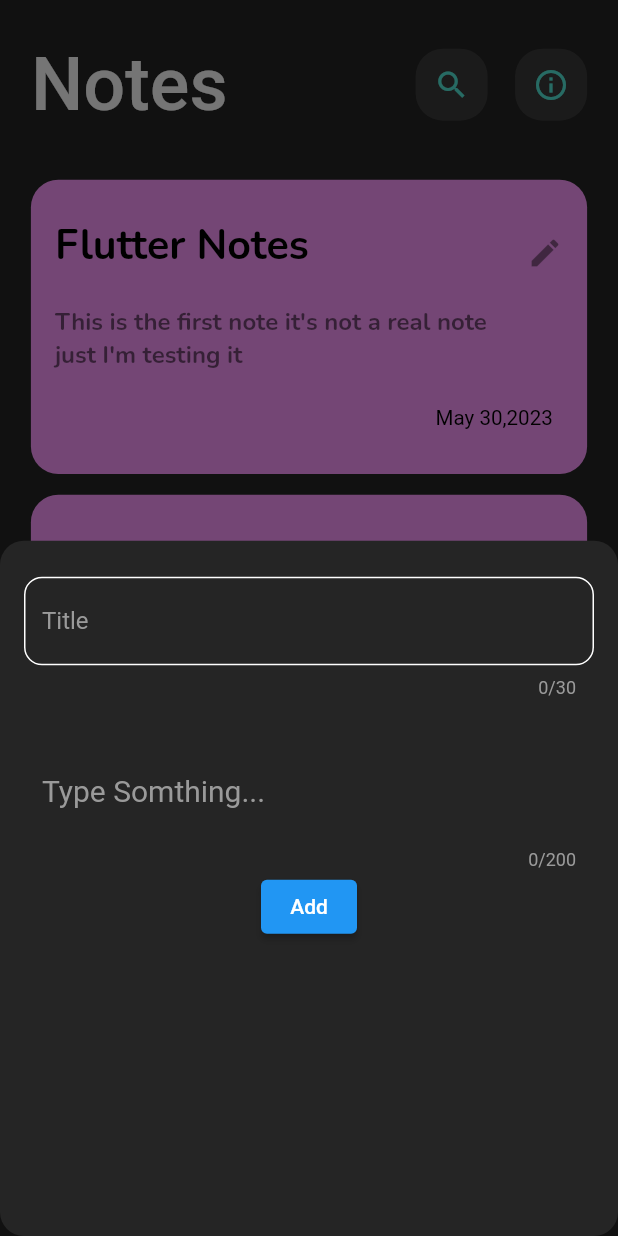
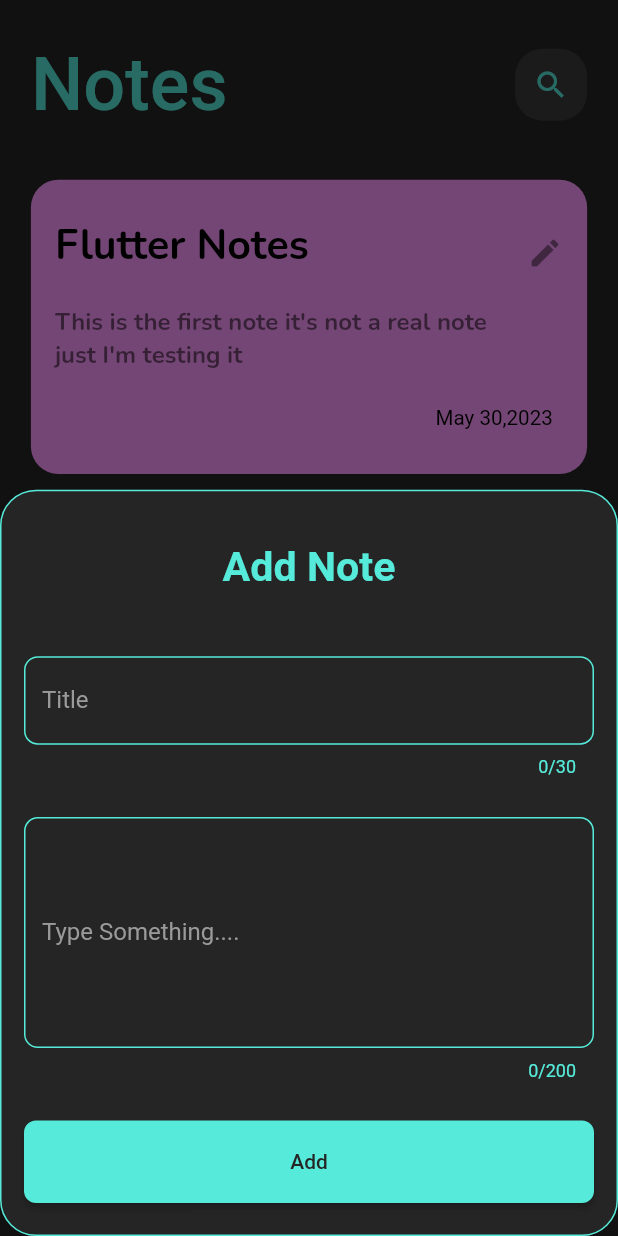
Before and after one commit to Sami-Hegazy/Notes, a Flutter app: the screen it shows after launch, after a tap on the "add" icon, on a phone screen of 412 x 824 dp. Run offline on Flutter 3.47's test engine with Material 2 defaults, Android fonts, the phone set to English and light mode, and no system bars; our stand-ins replace flutter_screenutil.

Commit message:
Make Edit Note Page

```diff
--- a/lib/core/app_text_form_field.dart
+++ b/lib/core/app_text_form_field.dart
@@ -1,65 +1,47 @@
 import 'package:flutter/material.dart';
+import 'package:flutter_screenutil/flutter_screenutil.dart';
+
+import 'constants.dart';
 
 class AppTextFormField extends StatelessWidget {
-  final String? label;
-  final TextInputType? textInputType;
-  final bool? obscureText;
-  final TextStyle? labelStyle;
-  final double? circularBorderFocused;
-  final Color? borderColorEnabled;
-  final Color? borderColorFocused;
-  final InputBorder? enableBorder;
+  final String? labelText;
   final int? maxLength;
-  final double? cursorHeight;
+  final int? maxLines;
+  final Color? labelColor;
   final Color? cursorColor;
-  final String? hintText;
-  final TextStyle? hintSyle;
-
+  final double? circularRadius;
   const AppTextFormField({
-    Key? key,
-    this.label,
-    this.textInputType,
-    this.obscureText,
-    this.labelStyle,
-    this.circularBorderFocused,
-    this.borderColorEnabled,
-    this.borderColorFocused,
-    this.enableBorder,
+    super.key,
+    this.labelText,
     this.maxLength,
-    this.cursorHeight,
+    this.labelColor,
     this.cursorColor,
-    this.hintText,
-    this.hintSyle,
-  }) : super(key: key);
+    this.circularRadius,
+    this.maxLines,
+  });
 
   @override
   Widget build(BuildContext context) {
     return TextFormField(
+      style: const TextStyle(color: kGreyColor),
       maxLength: maxLength,
-      cursorHeight: cursorHeight,
-      cursorColor: cursorColor,
-      keyboardType: textInputType ?? TextInputType.text,
-      obscureText: obscureText ?? false,
+      maxLines: maxLines,
+      cursorColor: cursorColor ?? kSecondaryColor,
       decoration: InputDecoration(
-        prefixIconColor: Colors.white,
-        labelText: label,
-        hintText: hintText,
-        hintStyle: hintSyle,
-        labelStyle: labelStyle ?? const TextStyle(color: Colors.white54),
-        enabledBorder: enableBorder ??
-            OutlineInputBorder(
-              borderRadius: BorderRadius.circular(12),
-              borderSide: BorderSide(
-                color: borderColorEnabled ?? Colors.white,
-              ),
-            ),
-        focusedBorder: enableBorder ??
-            OutlineInputBorder(
-              borderRadius: BorderRadius.circular(12.0),
-              borderSide: BorderSide(
-                color: borderColorFocused ?? Colors.white,
-              ),
-            ),
+        labelText: labelText,
+        labelStyle: TextStyle(color: labelColor ?? kGreyColor),
+        enabledBorder: buildBorder(),
+        focusedBorder: buildBorder(borderColor: kSecondaryColor),
+        counterStyle: const TextStyle(color: kSecondaryColor),
+      ),
+    );
+  }
+
+  OutlineInputBorder buildBorder({Color? borderColor}) {
+    return OutlineInputBorder(
+      borderRadius: BorderRadius.circular(circularRadius ?? 8.w),
+      borderSide: BorderSide(
+        color: borderColor ?? kSecondaryColor,
       ),
     );
   }
--- a/lib/main.dart
+++ b/lib/main.dart
@@ -1,5 +1,6 @@
 import 'package:flutter/material.dart';
-import 'package:note_app/views/add_notes.dart/add_notes.dart';
+import 'package:note_app/views/add_notes/add_notes.dart';
+import 'package:note_app/views/edit_notes/edit_note.dart';
 import 'package:note_app/views/home/home_page.dart';
 import 'package:flutter_screenutil/flutter_screenutil.dart';
 
@@ -40,6 +41,7 @@
     return {
       '/': (context) => const HomePage(),
       'addNote': (context) => const AddNotes(),
+      'editNote': (context) => const EditNote(),
     };
   }
 }
--- a/lib/views/add_notes.dart/add_notes.dart
+++ b/lib/views/add_notes/add_notes.dart
@@ -1,6 +1,6 @@
 import 'package:flutter/material.dart';
-import 'package:note_app/views/add_notes.dart/widgets/add_note_body.dart';
-import 'package:note_app/views/add_notes.dart/widgets/add_note_header.dart';
+import 'package:note_app/views/add_notes/widgets/add_note_body.dart';
+import 'package:note_app/views/add_notes/widgets/add_note_header.dart';
 
 class AddNotes extends StatefulWidget {
   const AddNotes({super.key});
--- /dev/null
+++ b/lib/views/edit_notes/edit_note.dart
@@ -0,0 +1,43 @@
+import 'package:flutter/material.dart';
+import 'package:flutter_screenutil/flutter_screenutil.dart';
+import 'package:note_app/core/app_rounded_icon.dart';
+import 'package:note_app/core/app_text_form_field.dart';
+import 'package:note_app/core/constants.dart';
+import 'package:note_app/core/custom_app_bar.dart';
+
+class EditNote extends StatelessWidget {
+  const EditNote({super.key});
+
+  @override
+  Widget build(BuildContext context) {
+    return SafeArea(
+      child: Scaffold(
+        backgroundColor: kPrimaryColor,
+        body: Padding(
+          padding: const EdgeInsets.symmetric(vertical: 24, horizontal: 18),
+          child: Column(
+            children: [
+              CustomAppBar(
+                padding: EdgeInsets.zero,
+                title: 'Edit Note',
+                titleSize: 32.sp,
+                appRoundedIcon: AppRoundedIcon(icon: Icons.check, onTap: () {}),
+              ),
+              80.verticalSpace,
+              const AppTextFormField(
+                labelText: 'Edit Title',
+                maxLength: 30,
+              ),
+              22.verticalSpace,
+              const AppTextFormField(
+                labelText: 'Edit Note',
+                maxLength: 200,
+                maxLines: 5,
+              )
+            ],
+          ),
+        ),
+      ),
+    );
+  }
+}
--- a/lib/views/home/home_page.dart
+++ b/lib/views/home/home_page.dart
@@ -19,10 +19,11 @@
         floatingActionButton: FloatingActionButton(
           onPressed: () {
             showModalBottomSheet(
+              isScrollControlled: true,
               backgroundColor: kPrimaryColor,
               shape: RoundedRectangleBorder(
-                borderRadius: BorderRadius.circular(16),
-              ),
+                  borderRadius: BorderRadius.circular(24),
+                  side: const BorderSide(color: kSecondaryColor)),
               context: context,
               builder: (context) {
                 return const AddNoteButtomSheetBody();
--- a/lib/views/home/widgets/add_note_bottom_sheet_body.dart
+++ b/lib/views/home/widgets/add_note_bottom_sheet_body.dart
@@ -1,72 +1,50 @@
 import 'package:flutter/material.dart';
+import 'package:flutter_screenutil/flutter_screenutil.dart';
 import 'package:note_app/core/constants.dart';
+
+import '../../../core/app_elevated_button.dart';
+import '../../../core/app_text_form_field.dart';
 
 class AddNoteButtomSheetBody extends StatelessWidget {
   const AddNoteButtomSheetBody({super.key});
 
   @override
   Widget build(BuildContext context) {
+    //double height = MediaQuery.of(context).size.height;
+    double width = MediaQuery.of(context).size.width;
     return Padding(
-      padding: const EdgeInsets.only(right: 16, left: 16, top: 24),
-      child: Column(
-        children: [
-          const AppTextFormField(),
-          const SizedBox(height: 30),
-          TextFormField(
-            style: const TextStyle(color: Colors.white, fontSize: 20),
-            cursorHeight: 30,
-            keyboardType: TextInputType.multiline,
-            minLines: 1,
-            maxLines: 5,
-            maxLength: 200,
-            cursorColor: Theme.of(context).focusColor,
-            decoration: const InputDecoration(
-              hintText: 'Type Somthing...',
-              hintStyle: TextStyle(
-                color: kGreyColor,
-                fontSize: 20,
+      padding: const EdgeInsets.only(right: 16, left: 16, top: 36, bottom: 22),
+      child: SizedBox(
+        //height: MediaQuery.of(context).size.height * 0.6,
+        child: SingleChildScrollView(
+          physics: const BouncingScrollPhysics(),
+          child: Column(
+            children: [
+              Text(
+                'Add Note',
+                style: TextStyle(
+                  color: kSecondaryColor,
+                  fontSize: 24.sp,
+                  fontWeight: FontWeight.bold,
+                ),
               ),
-              border: OutlineInputBorder(borderSide: BorderSide.none),
-              counterStyle: TextStyle(color: kGreyColor),
-            ),
+              36.verticalSpace,
+              const AppTextFormField(
+                labelText: 'Title',
+                maxLength: 30,
+              ),
+              22.verticalSpace,
+              const AppTextFormField(
+                labelText: 'Type Something....',
+                maxLength: 200,
+                maxLines: 6,
+              ),
+              22.verticalSpace,
+              AppElevatedButton(text: 'Add', width: width, height: 55),
+            ],
           ),
-          ElevatedButton(onPressed: () {}, child: const Text('Add'))
-        ],
+        ),
       ),
     );
   }
 }
-
-class AppTextFormField extends StatelessWidget {
-  const AppTextFormField({
-    super.key,
-  });
-
-  @override
-  Widget build(BuildContext context) {
-    return TextFormField(
-      // style: TextStyle(
-      //     color: Colors.white, fontSize: 24.sp, fontWeight: FontWeight.w500),
-      maxLength: 30,
-      cursorColor: kSecondaryColor,
-      decoration: InputDecoration(
-        labelText: 'Title',
-        labelStyle: const TextStyle(color: kGreyColor),
-        enabledBorder: buildBorder(),
-        focusedBorder: buildBorder(borderColor: kSecondaryColor),
-        counterStyle: const TextStyle(
-          color: kGreyColor,
-        ),
-      ),
-    );
-  }
-
-  OutlineInputBorder buildBorder({Color? borderColor}) {
-    return OutlineInputBorder(
-      borderRadius: BorderRadius.circular(12),
-      borderSide: BorderSide(
-        color: borderColor ?? Colors.white,
-      ),
-    );
-  }
-}
--- a/lib/views/home/widgets/home_body.dart
+++ b/lib/views/home/widgets/home_body.dart
@@ -3,7 +3,7 @@
 import 'package:flutter/material.dart';
 import 'package:flutter_screenutil/flutter_screenutil.dart';
 
-import 'home_header.dart';
+import '../../../core/custom_app_bar.dart';
 import 'home_note_content.dart';
 
 class HomeBody extends StatelessWidget {
@@ -20,7 +20,7 @@
   Widget build(BuildContext context) {
     return Column(
       children: [
-        const HomeHeader(),
+        const CustomAppBar(),
         Expanded(
           child: ListView.builder(
               physics: const BouncingScrollPhysics(),
--- a/lib/views/home/widgets/home_header.dart
+++ /dev/null
@@ -1,33 +0,0 @@
-import 'package:flutter/material.dart';
-import 'package:flutter_screenutil/flutter_screenutil.dart';
-
-import '../../../core/app_rounded_icon.dart';
-
-class HomeHeader extends StatelessWidget {
-  const HomeHeader({super.key});
-
-  @override
-  Widget build(BuildContext context) {
-    return Container(
-      padding:
-          EdgeInsets.only(top: 24.w, left: 18.w, right: 18.w, bottom: 24.w),
-      child: Row(
-        mainAxisAlignment: MainAxisAlignment.spaceAround,
-        children: [
-          Text(
-            'Notes',
-            style: TextStyle(
-              color: Colors.white,
-              fontSize: 43.sp,
-              fontWeight: FontWeight.w500,
-            ),
-          ),
-          const Spacer(),
-          AppRoundedIcon(icon: Icons.search, onTap: () {}),
-          16.horizontalSpace,
-          AppRoundedIcon(icon: Icons.info_outline, onTap: () {}),
-        ],
-      ),
-    );
-  }
-}
--- a/lib/views/home/widgets/home_note_content.dart
+++ b/lib/views/home/widgets/home_note_content.dart
@@ -47,7 +47,11 @@
                   ),
                 ),
               ),
-              trailing: const Icon(Icons.edit),
+              trailing: GestureDetector(
+                  onTap: () {
+                    Navigator.of(context).pushNamed('editNote');
+                  },
+                  child: const Icon(Icons.edit)),
             ),
             Padding(
               padding: EdgeInsets.only(right: 20.w, bottom: 8.w, top: 18),
```
Also changed, not shown: lib/views/add_notes/widgets/add_note_body.dart (renamed from lib/views/add_notes.dart/widgets/add_note_body.dart), lib/views/add_notes/widgets/add_note_header.dart (renamed from lib/views/add_notes.dart/widgets/add_note_header.dart), lib/views/add_notes/widgets/custom_buttom_sheet.dart (renamed from lib/views/add_notes.dart/widgets/custom_buttom_sheet.dart).
